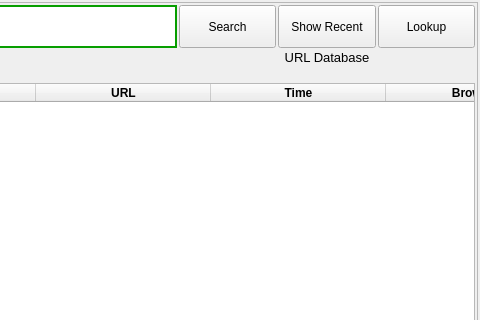
berndhs/arado, file ui/url-display.ui: the form before one commit; both pictures show x 320 to 800 and y 0 to 320 of the 800 by 548 pixel window.
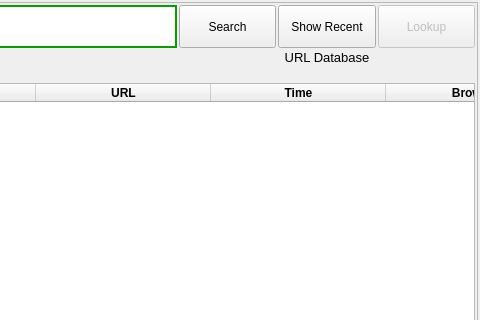
The form after the commit. Icons and pictures are not drawn.

What changed in the file:
```diff
--- a/ui/url-display.ui
+++ b/ui/url-display.ui
@@ -256,6 +256,9 @@
            </item>
            <item>
             <widget class="QPushButton" name="crawlButton">
+             <property name="enabled">
+              <bool>false</bool>
+             </property>
              <property name="sizePolicy">
               <sizepolicy hsizetype="Expanding" vsizetype="Fixed">
                <horstretch>0</horstretch>
```
